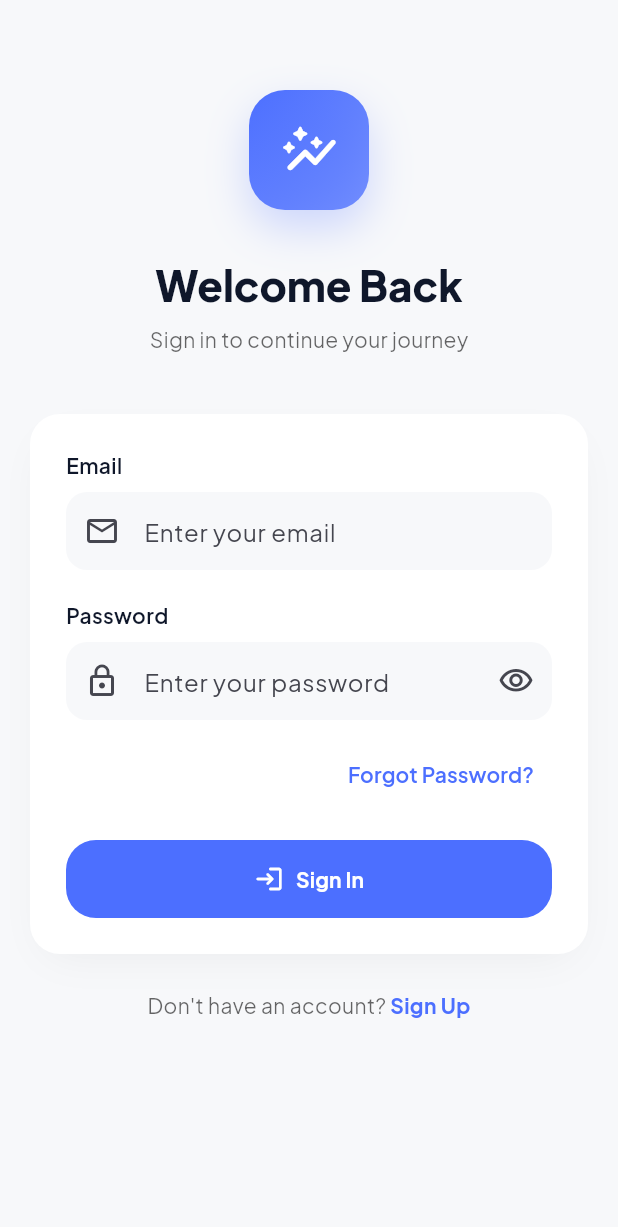
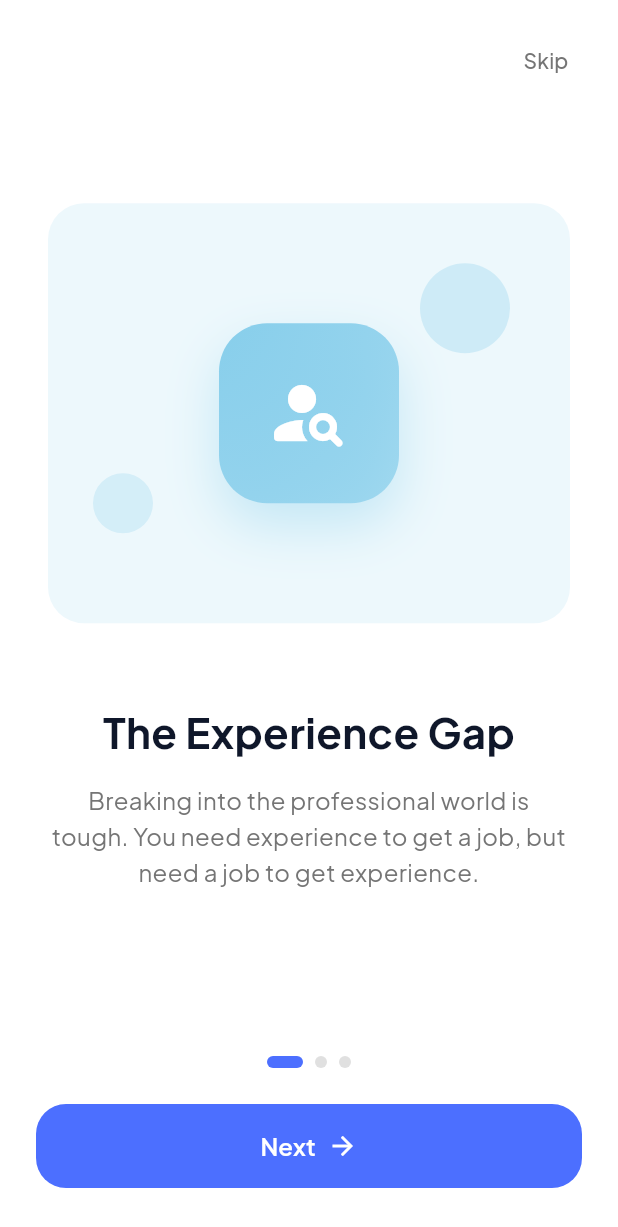
Before and after one commit to bilal-feroz/XpBridge, a Flutter app: the screen it shows after launch, on a phone screen of 412 x 824 dp. Shown: the top 1227 px of the screen. Run offline on Flutter 3.47's test engine with Material 3 defaults, Android fonts, the phone set to English and light mode, and no system bars; our stand-ins replace go_router, google_fonts, shared_preferences; accounts and stored records are empty.

Commit message:
intro pages
introoooooo

```diff
--- a/xpbridge/lib/routes/app_router.dart
+++ b/xpbridge/lib/routes/app_router.dart
@@ -12,6 +12,7 @@ import '../screens/onboarding/startup_setup_screen.dart';
 import '../screens/onboarding/student_setup_screen.dart';
 import '../screens/profile/startup_profile_screen.dart';
 import '../screens/profile/student_profile_screen.dart';
+import '../screens/onboarding/intro_screen.dart';
 import '../screens/splash/splash_screen.dart';
 
 class AppRouter {
@@ -28,6 +29,13 @@ class AppRouter {
         name: 'splash',
         path: '/',
         pageBuilder: (context, state) => _fade(const SplashScreen()),
+      ),
+
+      // Intro/Onboarding
+      GoRoute(
+        name: 'intro',
+        path: '/intro',
+        pageBuilder: (context, state) => _fade(const IntroScreen()),
       ),
 
       // Auth
--- /dev/null
+++ b/xpbridge/lib/screens/onboarding/intro_screen.dart
@@ -0,0 +1,343 @@
+import 'package:flutter/material.dart';
+import 'package:go_router/go_router.dart';
+import 'package:shared_preferences/shared_preferences.dart';
+
+import '../../theme/app_theme.dart';
+
+class IntroScreen extends StatefulWidget {
+  const IntroScreen({super.key});
+
+  @override
+  State<IntroScreen> createState() => _IntroScreenState();
+}
+
+class _IntroScreenState extends State<IntroScreen> {
+  final PageController _pageController = PageController();
+  int _currentPage = 0;
+
+  final List<_OnboardingPage> _pages = const [
+    _OnboardingPage(
+      icon: Icons.person_search_rounded,
+      iconBackground: Color(0xFF87CEEB),
+      title: 'The Experience Gap',
+      highlightedText: null,
+      description:
+          'Breaking into the professional world is tough. You need experience to get a job, but need a job to get experience.',
+    ),
+    _OnboardingPage(
+      icon: Icons.handshake_rounded,
+      iconBackground: Color(0xFF90EE90),
+      title: 'Your Bridge to the',
+      highlightedText: 'Real World',
+      description:
+          'Stop waiting for graduation. Start building your CV today with micro-projects designed for learning.',
+    ),
+    _OnboardingPage(
+      icon: Icons.rocket_launch_rounded,
+      iconBackground: Color(0xFF1A1A2E),
+      title: 'Unlock Your',
+      highlightedText: 'Potential',
+      description:
+          'Turn micro-projects into a verified portfolio. Gain the skills startups want and prove you\'re ready for the real world.',
+    ),
+  ];
+
+  @override
+  void dispose() {
+    _pageController.dispose();
+    super.dispose();
+  }
+
+  Future<void> _completeOnboarding() async {
+    final prefs = await SharedPreferences.getInstance();
+    await prefs.setBool('onboarding_complete', true);
+    if (mounted) {
+      context.goNamed('login');
+    }
+  }
+
+  void _nextPage() {
+    if (_currentPage < _pages.length - 1) {
+      _pageController.nextPage(
+        duration: const Duration(milliseconds: 300),
+        curve: Curves.easeInOut,
+      );
+    }
+  }
+
+  @override
+  Widget build(BuildContext context) {
+    final isLastPage = _currentPage == _pages.length - 1;
+
+    return Scaffold(
+      backgroundColor: AppTheme.surface,
+      body: SafeArea(
+        child: Column(
+          children: [
+            // Skip button (only on non-last pages)
+            if (!isLastPage)
+              Align(
+                alignment: Alignment.topRight,
+                child: Padding(
+                  padding: const EdgeInsets.all(16),
+                  child: TextButton(
+                    onPressed: _completeOnboarding,
+                    child: Text(
+                      'Skip',
+                      style: TextStyle(
+                        color: Colors.grey.shade600,
+                        fontWeight: FontWeight.w500,
+                      ),
+                    ),
+                  ),
+                ),
+              )
+            else
+              const SizedBox(height: 56),
+
+            // Page content
+            Expanded(
+              child: PageView.builder(
+                controller: _pageController,
+                onPageChanged: (index) {
+                  setState(() => _currentPage = index);
+                },
+                itemCount: _pages.length,
+                itemBuilder: (context, index) {
+                  final page = _pages[index];
+                  return _buildPage(page, index);
+                },
+              ),
+            ),
+
+            // Page indicators
+            Padding(
+              padding: const EdgeInsets.only(bottom: 24),
+              child: Row(
+                mainAxisAlignment: MainAxisAlignment.center,
+                children: List.generate(
+                  _pages.length,
+                  (index) => AnimatedContainer(
+                    duration: const Duration(milliseconds: 300),
+                    margin: const EdgeInsets.symmetric(horizontal: 4),
+                    width: _currentPage == index ? 24 : 8,
+                    height: 8,
+                    decoration: BoxDecoration(
+                      color: _currentPage == index
+                          ? AppTheme.primary
+                          : Colors.grey.shade300,
+                      borderRadius: BorderRadius.circular(4),
+                    ),
+                  ),
+                ),
+              ),
+            ),
+
+            // Bottom buttons
+            Padding(
+              padding: const EdgeInsets.fromLTRB(24, 0, 24, 16),
+              child: Column(
+                children: [
+                  SizedBox(
+                    width: double.infinity,
+                    height: 56,
+                    child: ElevatedButton(
+                      onPressed: isLastPage ? _completeOnboarding : _nextPage,
+                      style: ElevatedButton.styleFrom(
+                        backgroundColor: AppTheme.primary,
+                        foregroundColor: Colors.white,
+                        shape: RoundedRectangleBorder(
+                          borderRadius:
+                              BorderRadius.circular(AppTheme.cornerRadius),
+                        ),
+                      ),
+                      child: Row(
+                        mainAxisAlignment: MainAxisAlignment.center,
+                        children: [
+                          Text(
+                            isLastPage ? 'Start Your Journey' : 'Next',
+                            style: const TextStyle(
+                              fontSize: 16,
+                              fontWeight: FontWeight.w600,
+                            ),
+                          ),
+                          const SizedBox(width: 8),
+                          const Icon(Icons.arrow_forward, size: 20),
+                        ],
+                      ),
+                    ),
+                  ),
+                  if (isLastPage) ...[
+                    const SizedBox(height: 16),
+                    Row(
+                      mainAxisAlignment: MainAxisAlignment.center,
+                      children: [
+                        Text(
+                          'Already have an account? ',
+                          style: TextStyle(
+                            color: Colors.grey.shade600,
+                          ),
+                        ),
+                        GestureDetector(
+                          onTap: _completeOnboarding,
+                          child: const Text(
+                            'Log In',
+                            style: TextStyle(
+                              color: AppTheme.primary,
+                              fontWeight: FontWeight.w600,
+                            ),
+                          ),
+                        ),
+                      ],
+                    ),
+                  ],
+                ],
+              ),
+            ),
+            const SizedBox(height: 16),
+          ],
+        ),
+      ),
+    );
+  }
+
+  Widget _buildPage(_OnboardingPage page, int index) {
+    return Padding(
+      padding: const EdgeInsets.symmetric(horizontal: 32),
+      child: Column(
+        children: [
+          const Spacer(flex: 1),
+          // Illustration container
+          Container(
+            width: double.infinity,
+            height: 280,
+            decoration: BoxDecoration(
+              color: page.iconBackground.withValues(alpha: 0.15),
+              borderRadius: BorderRadius.circular(24),
+            ),
+            child: Stack(
+              alignment: Alignment.center,
+              children: [
+                // Background decorative elements
+                Positioned(
+                  top: 40,
+                  right: 40,
+                  child: Container(
+                    width: 60,
+                    height: 60,
+                    decoration: BoxDecoration(
+                      color: page.iconBackground.withValues(alpha: 0.3),
+                      shape: BoxShape.circle,
+                    ),
+                  ),
+                ),
+                Positioned(
+                  bottom: 60,
+                  left: 30,
+                  child: Container(
+                    width: 40,
+                    height: 40,
+                    decoration: BoxDecoration(
+                      color: page.iconBackground.withValues(alpha: 0.25),
+                      shape: BoxShape.circle,
+                    ),
+                  ),
+                ),
+                // Main icon
+                Container(
+                  width: 120,
+                  height: 120,
+                  decoration: BoxDecoration(
+                    gradient: LinearGradient(
+                      colors: [
+                        page.iconBackground,
+                        page.iconBackground.withValues(alpha: 0.7),
+                      ],
+                      begin: Alignment.topLeft,
+                      end: Alignment.bottomRight,
+                    ),
+                    borderRadius: BorderRadius.circular(32),
+                    boxShadow: [
+                      BoxShadow(
+                        color: page.iconBackground.withValues(alpha: 0.4),
+                        blurRadius: 30,
+                        offset: const Offset(0, 15),
+                      ),
+                    ],
+                  ),
+                  child: Icon(
+                    page.icon,
+                    size: 56,
+                    color: Colors.white,
+                  ),
+                ),
+              ],
+            ),
+          ),
+          const Spacer(flex: 1),
+          // Title
+          if (page.highlightedText != null)
+            RichText(
+              textAlign: TextAlign.center,
+              text: TextSpan(
+                style: const TextStyle(
+                  fontSize: 28,
+                  fontWeight: FontWeight.w700,
+                  color: AppTheme.text,
+                  height: 1.2,
+                ),
+                children: [
+                  TextSpan(text: '${page.title}\n'),
+                  TextSpan(
+                    text: page.highlightedText,
+                    style: const TextStyle(
+                      color: AppTheme.primary,
+                    ),
+                  ),
+                ],
+              ),
+            )
+          else
+            Text(
+              page.title,
+              textAlign: TextAlign.center,
+              style: const TextStyle(
+                fontSize: 28,
+                fontWeight: FontWeight.w700,
+                color: AppTheme.text,
+                height: 1.2,
+              ),
+            ),
+          const SizedBox(height: 16),
+          // Description
+          Text(
+            page.description,
+            textAlign: TextAlign.center,
+            style: TextStyle(
+              fontSize: 16,
+              color: Colors.grey.shade600,
+              height: 1.5,
+            ),
+          ),
+          const Spacer(flex: 2),
+        ],
+      ),
+    );
+  }
+}
+
+class _OnboardingPage {
+  const _OnboardingPage({
+    required this.icon,
+    required this.iconBackground,
+    required this.title,
+    required this.highlightedText,
+    required this.description,
+  });
+
+  final IconData icon;
+  final Color iconBackground;
+  final String title;
+  final String? highlightedText;
+  final String description;
+}
--- a/xpbridge/lib/screens/splash/splash_screen.dart
+++ b/xpbridge/lib/screens/splash/splash_screen.dart
@@ -2,6 +2,7 @@ import 'dart:async';
 
 import 'package:flutter/material.dart';
 import 'package:go_router/go_router.dart';
+import 'package:shared_preferences/shared_preferences.dart';
 
 import '../../theme/app_theme.dart';
 
@@ -24,9 +25,23 @@ class _SplashScreenState extends State<SplashScreen>
       duration: const Duration(milliseconds: 900),
     )..forward();
 
-    Timer(const Duration(seconds: 1), () {
-      if (mounted) context.goNamed('login');
-    });
+    _navigateAfterSplash();
+  }
+
+  Future<void> _navigateAfterSplash() async {
+    await Future.delayed(const Duration(seconds: 1));
+    if (!mounted) return;
+
+    final prefs = await SharedPreferences.getInstance();
+    final onboardingComplete = prefs.getBool('onboarding_complete') ?? false;
+
+    if (!mounted) return;
+
+    if (onboardingComplete) {
+      context.goNamed('login');
+    } else {
+      context.goNamed('intro');
+    }
   }
 
   @override
--- a/xpbridge/pubspec.yaml
+++ b/xpbridge/pubspec.yaml
@@ -19,7 +19,7 @@ publish_to: 'none' # Remove this line if you wish to publish to pub.dev
 version: 1.0.0+1
 
 environment:
-  sdk: ^3.10.0
+  sdk: ^3.8.0
 
 # Dependencies specify other packages that your package needs in order to work.
 # To automatically upgrade your package dependencies to the latest versions
@@ -34,7 +34,7 @@ dependencies:
   cupertino_icons: ^1.0.8
   go_router: ^14.2.3
   google_fonts: ^6.2.1
-  shared_preferences: ^2.5.4
+  shared_preferences: ^2.5.3
 
 dev_dependencies:
   flutter_test:
```
Also changed, not shown: .claude/settings.local.json, xpbridge/pubspec.lock.
